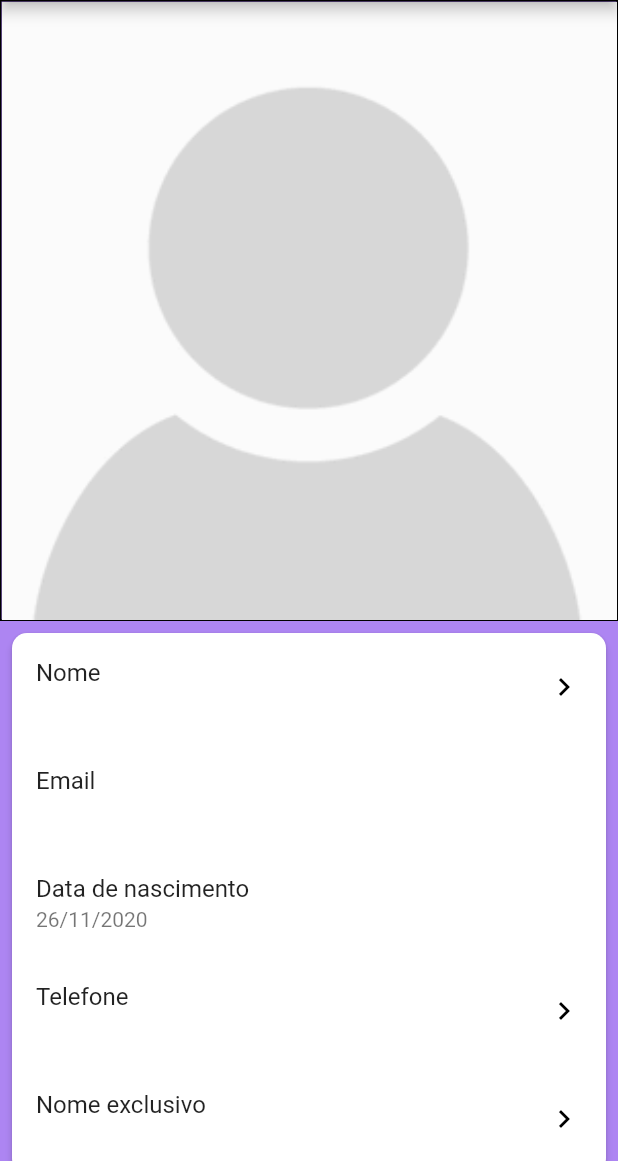
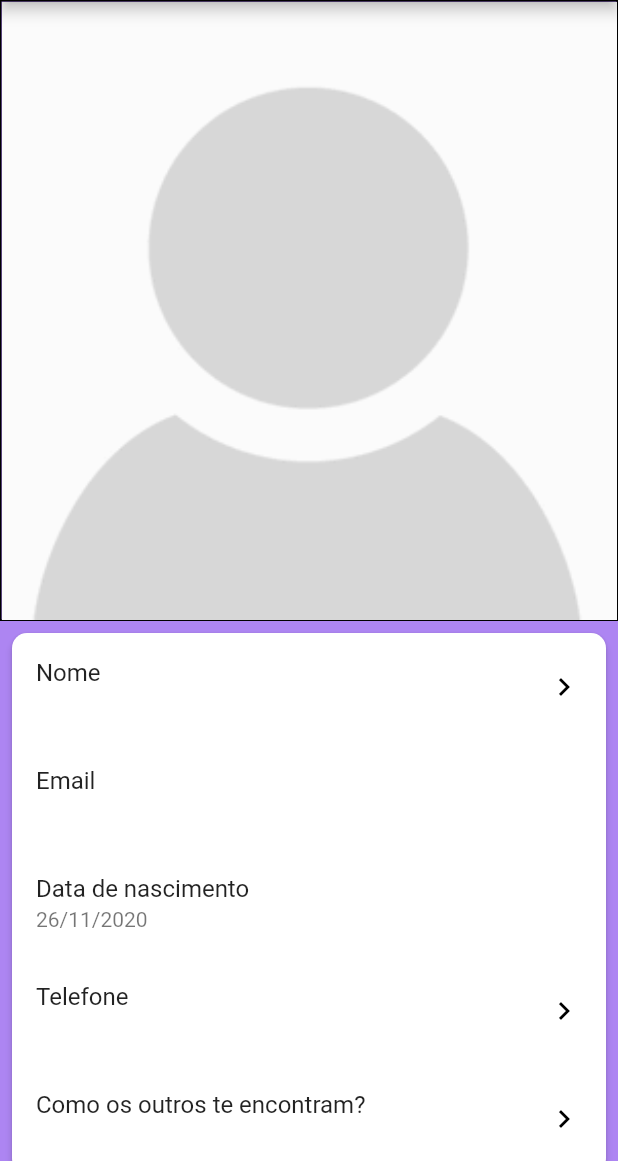
Before and after one commit to ReinerTz/TCC_Mobile, a Flutter app: the ProfilePage screen opened by its route, on a phone screen of 412 x 824 dp, the part 75-1236 px from its top. Run offline on Flutter 3.47's test engine with Material 2 defaults, Android fonts, the phone set to English and light mode, and no system bars; our stand-ins replace cloud_firestore, dio, firebase_auth, firebase_core, firebase_storage, flutter_masked_text and 3 more; accounts and stored records are empty; Roboto replaces fonts that are missing (Acme).

Commit message:
Pequenas correções

```diff
--- a/lib/utils/util.dart
+++ b/lib/utils/util.dart
@@ -76,7 +76,7 @@ class Util {
         "required": false,
       },
       {
-        "field": "Nome exclusivo",
+        "field": "Como os outros te encontram?",
         "value": user.exclusiveUserName,
         "fieldName": "exclusive_user_name",
         "canChange": true,
```
